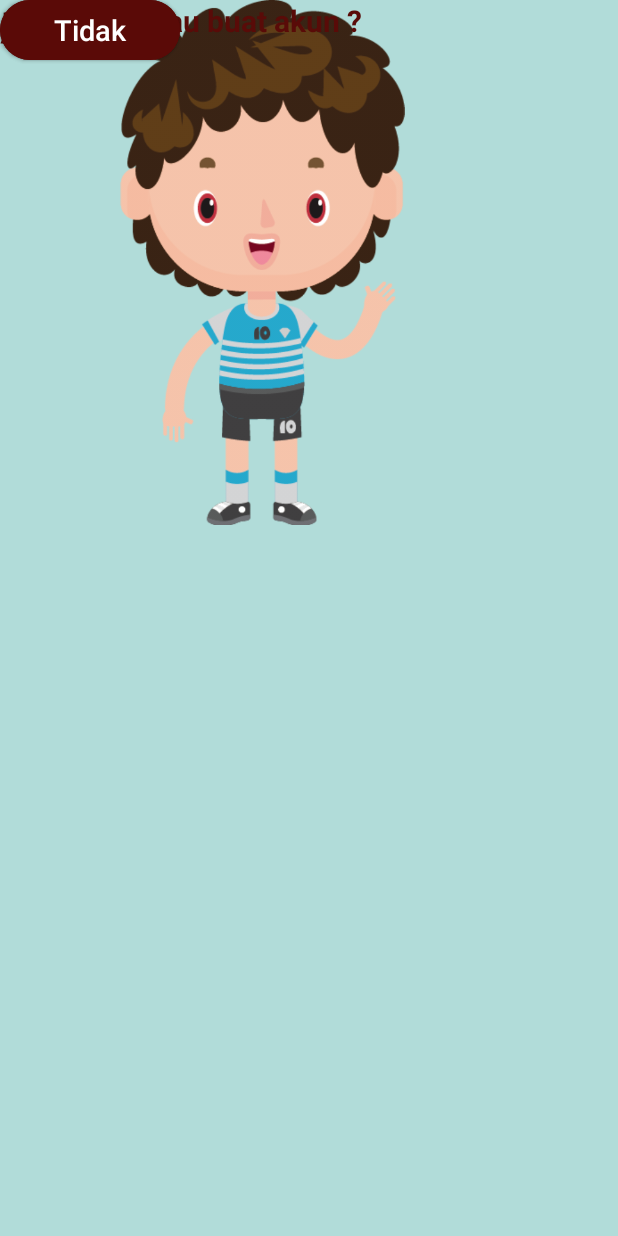
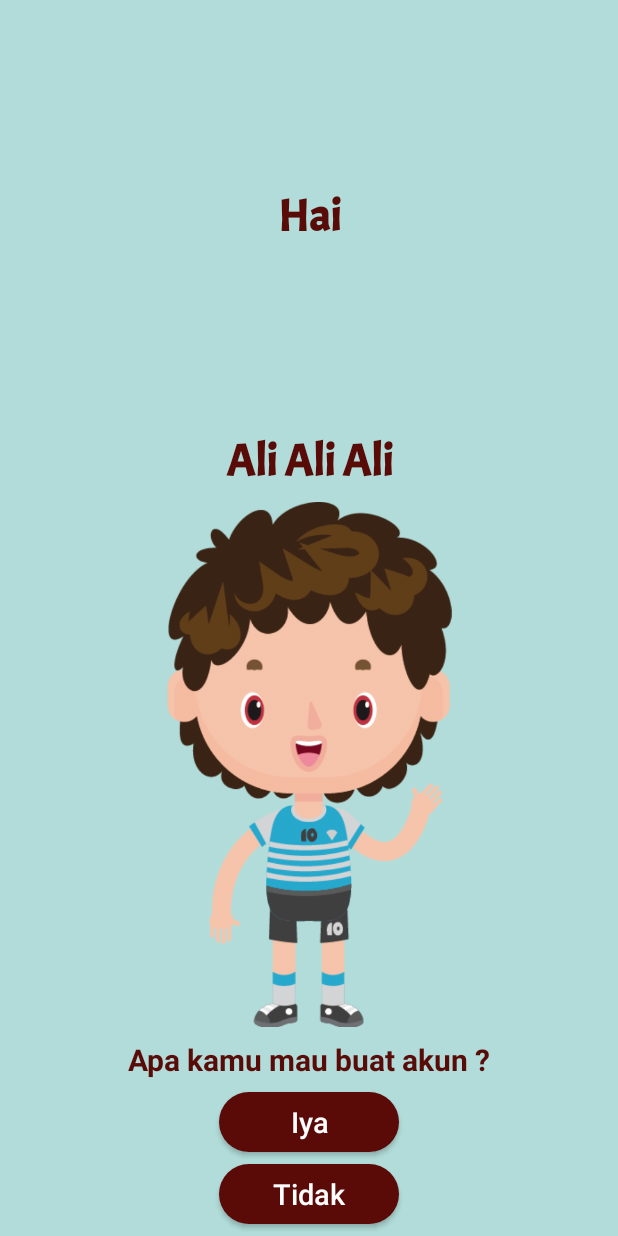
Before and after one commit to Miftahunajat/english-kids-talk, an Android app: the layout activity_konfirmasi_akun.xml on its own in the app's theme, with its tools: preview values and no code run, on a phone screen of 412 x 824 dp. Run offline under Robolectric (Android 15) with nearby library versions, the phone set to English and light mode, and no system bars; Roboto replaces fonts that are not available here.

Commit message:
layout konfirmasi akun

```diff
--- a/app/src/main/res/layout/activity_konfirmasi_akun.xml
+++ b/app/src/main/res/layout/activity_konfirmasi_akun.xml
@@ -1,5 +1,6 @@
 <?xml version="1.0" encoding="utf-8"?>
-<layout xmlns:tools="http://schemas.android.com/tools">
+<layout xmlns:app="http://schemas.android.com/apk/res-auto"
+    xmlns:tools="http://schemas.android.com/tools">
     <android.support.constraint.ConstraintLayout
     xmlns:android="http://schemas.android.com/apk/res/android"
     xmlns:app="http://schemas.android.com/apk/res-auto"
@@ -14,9 +15,15 @@
             android:layout_alignParentLeft="true"
             android:layout_alignParentStart="true"
             android:layout_below="@+id/textView2"
-            app:srcCompat="@drawable/cowok"
-            tools:layout_editor_absoluteX="16dp"
-            tools:layout_editor_absoluteY="111dp" />
+            android:layout_marginBottom="8dp"
+            android:layout_marginEnd="8dp"
+            android:layout_marginLeft="8dp"
+            android:layout_marginRight="8dp"
+            android:layout_marginStart="8dp"
+            app:layout_constraintBottom_toTopOf="@+id/textView3"
+            app:layout_constraintEnd_toEndOf="parent"
+            app:layout_constraintStart_toStartOf="parent"
+            app:srcCompat="@drawable/cowok" />
 
         <TextView
             android:id="@+id/textView"
@@ -24,13 +31,21 @@
             android:layout_height="wrap_content"
             android:layout_alignParentTop="true"
             android:layout_centerHorizontal="true"
+            android:layout_marginBottom="8dp"
+            android:layout_marginEnd="8dp"
+            android:layout_marginLeft="8dp"
+            android:layout_marginRight="8dp"
+            android:layout_marginStart="8dp"
+            android:layout_marginTop="8dp"
             android:fontFamily="@font/acme"
             android:text="Hai"
             android:textColor="#590B08"
             android:textSize="30sp"
             android:textStyle="bold"
-            tools:layout_editor_absoluteX="182dp"
-            tools:layout_editor_absoluteY="16dp" />
+            app:layout_constraintBottom_toTopOf="@+id/textView2"
+            app:layout_constraintEnd_toEndOf="parent"
+            app:layout_constraintStart_toStartOf="parent"
+            app:layout_constraintTop_toTopOf="parent" />
 
         <TextView
             android:id="@+id/textView2"
@@ -38,13 +53,19 @@
             android:layout_height="wrap_content"
             android:layout_below="@+id/textView"
             android:layout_centerHorizontal="true"
+            android:layout_marginBottom="8dp"
+            android:layout_marginEnd="8dp"
+            android:layout_marginLeft="8dp"
+            android:layout_marginRight="8dp"
+            android:layout_marginStart="8dp"
             android:fontFamily="@font/acme"
             android:text="Ali Ali Ali"
             android:textColor="#590B08"
             android:textSize="30sp"
             android:textStyle="bold"
-            tools:layout_editor_absoluteX="143dp"
-            tools:layout_editor_absoluteY="60dp" />
+            app:layout_constraintBottom_toTopOf="@+id/imageView3"
+            app:layout_constraintEnd_toEndOf="parent"
+            app:layout_constraintStart_toStartOf="parent" />
 
         <TextView
             android:id="@+id/textView3"
@@ -52,36 +73,54 @@
             android:layout_height="wrap_content"
             android:layout_below="@+id/imageView3"
             android:layout_centerHorizontal="true"
+            android:layout_marginBottom="8dp"
+            android:layout_marginEnd="8dp"
+            android:layout_marginLeft="8dp"
+            android:layout_marginRight="8dp"
+            android:layout_marginStart="8dp"
             android:fontFamily="@font/aref_ruqaa_bold"
             android:text="Apa kamu mau buat akun ?"
             android:textColor="#590B08"
             android:textSize="20sp"
             android:textStyle="bold"
-            tools:layout_editor_absoluteX="72dp"
-            tools:layout_editor_absoluteY="468dp" />
+            app:layout_constraintBottom_toTopOf="@+id/btn_iya"
+            app:layout_constraintEnd_toEndOf="parent"
+            app:layout_constraintStart_toStartOf="parent" />
 
         <Button
             android:id="@+id/btn_iya"
             android:layout_width="120dp"
             android:layout_height="40dp"
+            android:layout_marginBottom="8dp"
+            android:layout_marginEnd="8dp"
+            android:layout_marginLeft="8dp"
+            android:layout_marginRight="8dp"
+            android:layout_marginStart="8dp"
             android:background="@drawable/button1"
             android:text="Iya"
             android:textAllCaps="false"
             android:textColor="#FFFF"
             android:textSize="19sp"
-            tools:layout_editor_absoluteX="145dp"
-            tools:layout_editor_absoluteY="519dp" />
+            app:layout_constraintBottom_toTopOf="@+id/tv_tidak"
+            app:layout_constraintEnd_toEndOf="parent"
+            app:layout_constraintStart_toStartOf="parent" />
 
         <Button
             android:id="@+id/tv_tidak"
             android:layout_width="120dp"
             android:layout_height="40dp"
+            android:layout_marginBottom="8dp"
+            android:layout_marginEnd="8dp"
+            android:layout_marginLeft="8dp"
+            android:layout_marginRight="8dp"
+            android:layout_marginStart="8dp"
             android:background="@drawable/button1"
             android:text="Tidak"
             android:textAllCaps="false"
             android:textColor="#FFFF"
             android:textSize="19sp"
-            tools:layout_editor_absoluteX="145dp"
-            tools:layout_editor_absoluteY="570dp" />
+            app:layout_constraintBottom_toBottomOf="parent"
+            app:layout_constraintEnd_toEndOf="parent"
+            app:layout_constraintStart_toStartOf="parent" />
     </android.support.constraint.ConstraintLayout>
 </layout>
```
